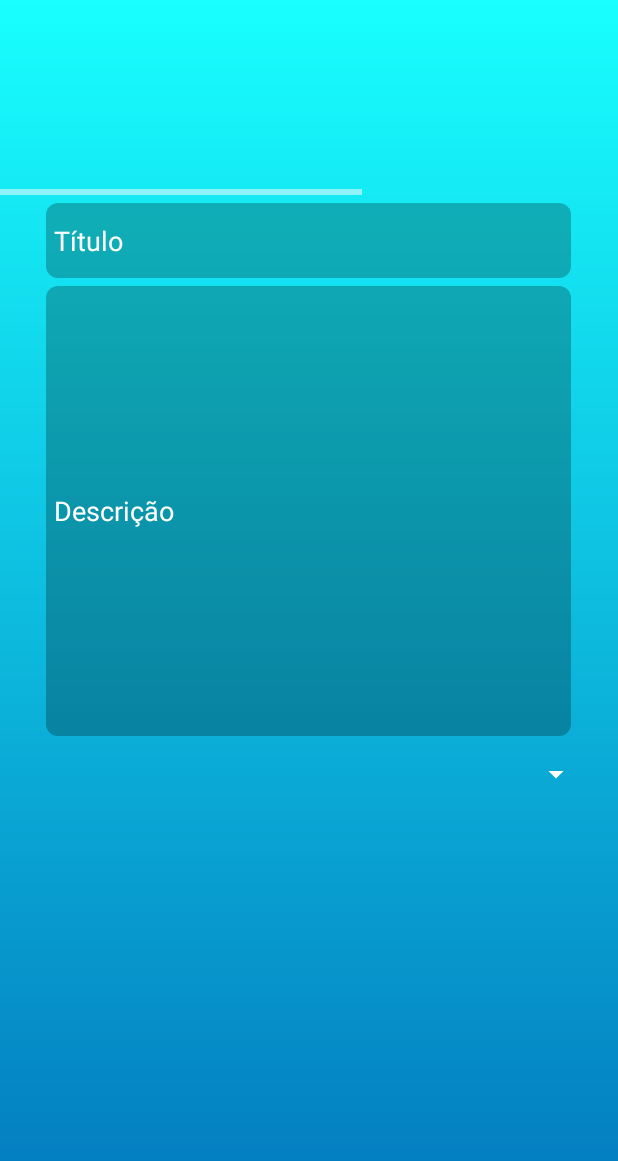
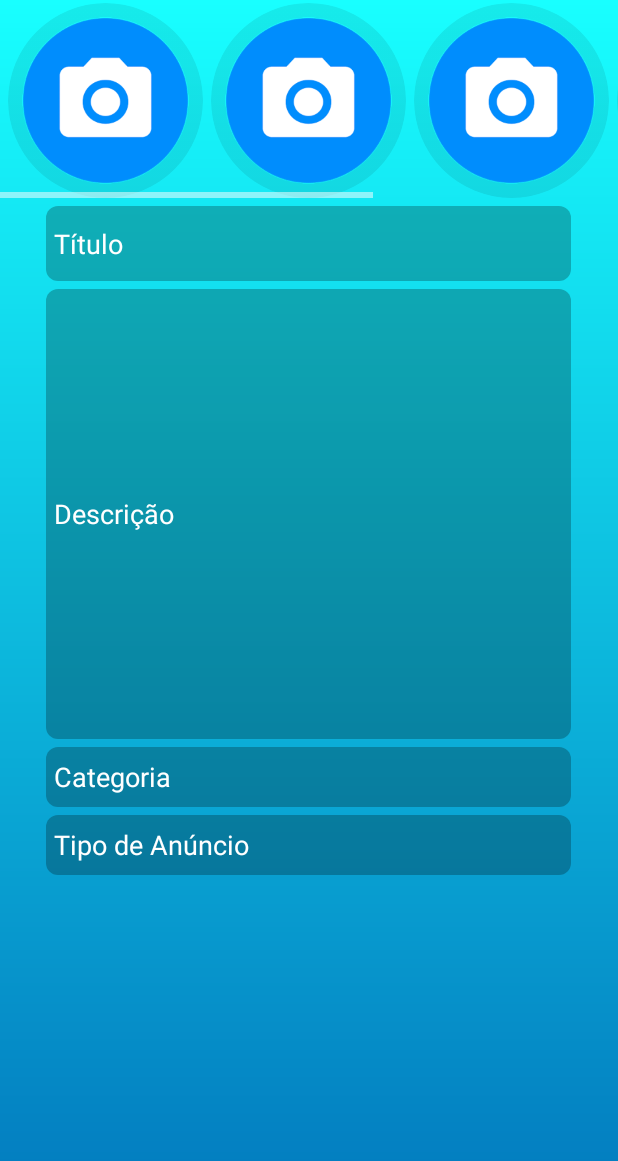
Before and after one commit to WenderGalan/Games-Exchange, an Android app: the NovoAnuncioActivity screen opened directly, with no data from a screen before it, on a phone screen of 412 x 824 dp. Shown: the top 1161 px of the screen. Run offline under Robolectric (Android 15) with nearby library versions, the phone set to English and light mode, and no system bars; our stand-ins replace CircleImageView.

Commit message:
Implementando a activity para inserção de anúncios

```diff
--- a/android/GamesExchange/app/src/main/java/gamesexchange/com/gamesexchange/activities/NovoAnuncioActivity.java
+++ b/android/GamesExchange/app/src/main/java/gamesexchange/com/gamesexchange/activities/NovoAnuncioActivity.java
@@ -9,6 +9,7 @@ import android.support.v7.app.AppCompatActivity;
 import android.os.Bundle;
 import android.util.Log;
 import android.view.View;
+import android.widget.AdapterView;
 import android.widget.EditText;
 import android.widget.Spinner;
 import android.widget.Toast;
@@ -16,6 +17,8 @@ import java.util.ArrayList;
 import java.util.List;
 import de.hdodenhof.circleimageview.CircleImageView;
 import gamesexchange.com.gamesexchange.R;
+import gamesexchange.com.gamesexchange.adapter.HintAdapter;
+import gamesexchange.com.gamesexchange.config.ListaItens;
 import gamesexchange.com.gamesexchange.model.Anuncio;
 
 public class NovoAnuncioActivity extends AppCompatActivity{
@@ -28,9 +31,12 @@ public class NovoAnuncioActivity extends AppCompatActivity{
     private CircleImageView imagem5;
     private EditText titulo;
     private EditText descricao;
-    private Spinner spinner;
+    private Spinner spinnerTipoDeAnuncio;
+    private Spinner spinnerCategoria;
     private List<String> imagesEncodedList;
     private String imageEncoded;
+    private List<String> listaTipoAnuncio;
+    private List<String> listaCategoria;
 
 
 
@@ -56,17 +62,92 @@ public class NovoAnuncioActivity extends AppCompatActivity{
         descricao = findViewById(R.id.textDescricao);
         //desabilita o campo
         //descricao.setEnabled(false);
-        spinner = findViewById(R.id.spinner);
 
-       /* List<String> list = new ArrayAdapter<String>();
-        list.add("Venda");
-        list.add("Troca");
-        list.add("Venda ou Troca");
-        ArrayAdapter<String> dataAdapter = new ArrayAdapter<String>(this, android.R.layout.simple_spinner_item, list);
-        dataAdapter.setDropDownViewResource(android.R.layout.simple_spinner_dropdown_item);
-        spinner.setAdapter(dataAdapter);
+        /**configuracao do Spinner Categoria**/
+        spinnerCategoria = findViewById(R.id.spinnerCategoria);
+        listaCategoria = ListaItens.getListaCategoria();
 
-        spinner.setOnItemSelectedListener(this);*/
+        //seta o adapter para consumir toda a lista menos o último item porque o mesmo é o hint da caixa de seleção
+        HintAdapter adapterCategoria = new HintAdapter(this, R.layout.spinner_item, listaCategoria);
+        adapterCategoria.setDropDownViewResource(android.R.layout.simple_spinner_dropdown_item);
+        spinnerCategoria.setAdapter(adapterCategoria);
+        spinnerCategoria.setSelection(adapterCategoria.getCount());
+
+
+        /**
+         *
+         * SETAR O SPINNER TIPO E COM ISSO CONSEGUIMOS UMA CATEGORIA E TIPO DO PRODUTO
+         *
+         * **/
+
+
+        //abrir outro spinner com as categorias desejadas
+        spinnerCategoria.setOnItemSelectedListener(new AdapterView.OnItemSelectedListener() {
+            @Override
+            public void onItemSelected(AdapterView<?> adapterView, View view, int i, long l) {
+                String resultado = listaCategoria.get(i).toString();
+                if (resultado.equals(listaCategoria.get(0).toString())){
+                    //clicou em videogames
+
+                }else if (resultado.equals(listaCategoria.get(1).toString())){
+                    //clicou em computadores e acessorios
+
+                }else if (resultado.equals(listaCategoria.get(2).toString())){
+                    //clicou em celulares e telefonia
+
+                }
+            }
+
+            @Override
+            public void onNothingSelected(AdapterView<?> adapterView) {
+                //Nenhum item foi selecionado
+            }
+        });
+
+
+
+        /**configuracao do spinner Tipo de Anuncio**/
+        spinnerTipoDeAnuncio = findViewById(R.id.spinnerTipoDeAnuncio);
+        listaTipoAnuncio = ListaItens.getListaTipoAnuncio();
+
+        //seta o adapter para consumir toda a lista menos o último item porque o mesmo é o hint da caixa de seleção
+        HintAdapter adapterAnuncio = new HintAdapter(this, R.layout.spinner_item, listaTipoAnuncio);
+        adapterAnuncio.setDropDownViewResource(android.R.layout.simple_spinner_dropdown_item);
+        spinnerTipoDeAnuncio.setAdapter(adapterAnuncio);
+        spinnerTipoDeAnuncio.setSelection(adapterAnuncio.getCount());
+
+
+
+
+
+
+
+
+
+
+
+
+
+
+
+
+
+
+
+        spinnerTipoDeAnuncio.setOnItemSelectedListener(new AdapterView.OnItemSelectedListener() {
+            @Override
+            public void onItemSelected(AdapterView<?> adapterView, View view, int i, long l) {
+                //aqui ele sempre entrara no ambos ou seja será o fluxo padrao
+                //listaSpinner.get(i) => pega o item que foi clicado
+
+            }
+
+            @Override
+            public void onNothingSelected(AdapterView<?> adapterView) {
+
+            }
+        });
+
 
 
 
--- /dev/null
+++ b/android/GamesExchange/app/src/main/java/gamesexchange/com/gamesexchange/adapter/HintAdapter.java
@@ -0,0 +1,42 @@
+package gamesexchange.com.gamesexchange.adapter;
+
+import android.content.Context;
+import android.widget.ArrayAdapter;
+
+import java.util.List;
+
+
+public class HintAdapter  extends ArrayAdapter<String> {
+
+
+    public HintAdapter(Context context, int resource) {
+        super(context, resource);
+    }
+
+    public HintAdapter(Context context, int resource, int textViewResourceId) {
+        super(context, resource, textViewResourceId);
+    }
+
+    public HintAdapter(Context context, int resource, String[] objects) {
+        super(context, resource, objects);
+    }
+
+    public HintAdapter(Context context, int resource, int textViewResourceId, String[] objects) {
+        super(context, resource, textViewResourceId, objects);
+    }
+
+    public HintAdapter(Context context, int resource, List<String> objects) {
+        super(context, resource, objects);
+    }
+
+    public HintAdapter(Context context, int resource, int textViewResourceId, List<String> objects) {
+        super(context, resource, textViewResourceId, objects);
+    }
+
+    @Override
+    public int getCount() {
+        // don't display last item. It is used as hint.
+        int count = super.getCount();
+        return count > 0 ? count - 1 : count;
+    }
+}
--- a/android/GamesExchange/app/src/main/res/layout/activity_novo_anuncio.xml
+++ b/android/GamesExchange/app/src/main/res/layout/activity_novo_anuncio.xml
@@ -22,6 +22,7 @@
                 android:layout_height="match_parent">
 
                 <LinearLayout
+                    android:layout_marginTop="2dp"
                     android:layout_width="wrap_content"
                     android:layout_height="wrap_content"
                     android:orientation="horizontal">
@@ -40,7 +41,7 @@
                         android:layout_weight="1"
                         android:onClick="adicionarImagem"
                         app:civ_border_color="#FF000000"
-                        app:civ_border_width="1dp" />
+                        android:src="@drawable/ic_camera"/>
 
                     <de.hdodenhof.circleimageview.CircleImageView
                         android:id="@+id/imageViewCircle2"
@@ -49,12 +50,11 @@
                         android:layout_alignEnd="@+id/textTitulo"
                         android:layout_alignRight="@+id/textTitulo"
                         android:layout_below="@+id/textTitulo"
-                        android:layout_marginLeft="5dp"
                         android:layout_marginRight="5dp"
                         android:layout_weight="1"
                         android:onClick="adicionarImagem"
-                        app:civ_border_color="#FF000000"
-                        app:civ_border_width="1dp" />
+                        android:src="@drawable/ic_camera"
+                        app:civ_border_color="#FF000000"/>
 
                     <de.hdodenhof.circleimageview.CircleImageView
                         android:id="@+id/imageViewCircle3"
@@ -63,12 +63,11 @@
                         android:layout_alignEnd="@+id/textTitulo"
                         android:layout_alignRight="@+id/textTitulo"
                         android:layout_below="@+id/textTitulo"
-                        android:layout_marginLeft="5dp"
                         android:layout_marginRight="5dp"
                         android:layout_weight="1"
                         android:onClick="adicionarImagem"
                         app:civ_border_color="#FF000000"
-                        app:civ_border_width="1dp" />
+                        android:src="@drawable/ic_camera"/>
 
                     <de.hdodenhof.circleimageview.CircleImageView
                         android:id="@+id/imageViewCircle4"
@@ -77,12 +76,11 @@
                         android:layout_alignEnd="@+id/textTitulo"
                         android:layout_alignRight="@+id/textTitulo"
                         android:layout_below="@+id/textTitulo"
-                        android:layout_marginLeft="5dp"
                         android:layout_marginRight="5dp"
                         android:layout_weight="1"
                         android:onClick="adicionarImagem"
                         app:civ_border_color="#FF000000"
-                        app:civ_border_width="1dp" />
+                        android:src="@drawable/ic_camera"/>
 
                     <de.hdodenhof.circleimageview.CircleImageView
                         android:id="@+id/imageViewCircle5"
@@ -91,12 +89,11 @@
                         android:layout_alignEnd="@+id/textTitulo"
                         android:layout_alignRight="@+id/textTitulo"
                         android:layout_below="@+id/textTitulo"
-                        android:layout_marginLeft="5dp"
                         android:layout_marginRight="5dp"
                         android:layout_weight="1"
                         android:onClick="adicionarImagem"
                         app:civ_border_color="#FF000000"
-                        app:civ_border_width="1dp" />
+                        android:src="@drawable/ic_camera"/>
                 </LinearLayout>
             </HorizontalScrollView>
 
@@ -131,16 +128,33 @@
                 android:scrollHorizontally="false"
                 android:scrollbars="vertical"
                 android:textColor="@color/branco"
-                android:textColorHint="@color/branco" />
+                android:textColorHint="@color/branco"/>
 
             <Spinner
-                android:id="@+id/spinner"
-                android:layout_width="match_parent"
+                android:id="@+id/spinnerCategoria"
+                android:layout_width="350dp"
                 android:layout_height="40dp"
-                android:layout_below="@id/textDescricao"
-                android:layout_marginLeft="17dp"
-                android:layout_marginRight="17dp"
-                android:layout_marginTop="5dp" />
+                android:layout_alignLeft="@+id/textDescricao"
+                android:layout_alignStart="@+id/textDescricao"
+                android:layout_below="@+id/textDescricao"
+                android:layout_marginTop="5dp"
+                android:background="@drawable/fundo_caixa_texto"
+                android:paddingEnd="5dp"
+                android:paddingLeft="5dp"
+                android:paddingRight="5dp" />
+
+            <Spinner
+                android:id="@+id/spinnerTipoDeAnuncio"
+                android:layout_width="350dp"
+                android:layout_height="40dp"
+                android:layout_alignLeft="@+id/textDescricao"
+                android:layout_alignStart="@+id/textDescricao"
+                android:layout_below="@+id/spinnerCategoria"
+                android:layout_marginTop="5dp"
+                android:background="@drawable/fundo_caixa_texto"
+                android:paddingEnd="5dp"
+                android:paddingLeft="5dp"
+                android:paddingRight="5dp" />
 
 
         </RelativeLayout>
--- /dev/null
+++ b/android/GamesExchange/app/src/main/res/layout/spinner_item.xml
@@ -0,0 +1,7 @@
+<?xml version="1.0" encoding="utf-8"?>
+<TextView xmlns:android="http://schemas.android.com/apk/res/android"
+    android:id="@android:id/text1"
+    android:layout_width="match_parent"
+    android:layout_height="wrap_content"
+    android:textSize="18sp"
+    android:textColor="@color/branco"/>
--- a/android/GamesExchange/app/src/main/res/values/strings.xml
+++ b/android/GamesExchange/app/src/main/res/values/strings.xml
@@ -130,5 +130,7 @@
     <string name="title_notifications">Notifications</string>
     <string name="alterar_senha">Alterar senha</string>
     <string name="alterar_imagem">Clique na imagem para alterar</string>
+    <string name="tipoDeAnuncio">Tipo de Anúncio</string>
+
 
 </resources>
```
Also changed, not shown: android/GamesExchange/app/build.gradle (+7 -1 lines), android/GamesExchange/app/src/main/java/gamesexchange/com/gamesexchange/config/ListaItens.java (added, +93 -0 lines), android/GamesExchange/app/src/main/java/gamesexchange/com/gamesexchange/fragments/InicioFragment.java (+21 -1 lines), android/GamesExchange/app/src/main/res/drawable/oval_ripple.xml (added, +12 -0 lines), android/GamesExchange/app/src/main/res/layout/fragment_inicio.xml (+13 -0 lines), android/GamesExchange/build.gradle (+7 -1 lines), android/GamesExchange/app/src/main/res/drawable-hdpi/ic_action_add.png (added), android/GamesExchange/app/src/main/res/drawable-mdpi/ic_action_add.png (added), android/GamesExchange/app/src/main/res/drawable-xhdpi/ic_action_add.png (added), android/GamesExchange/app/src/main/res/drawable-xxhdpi/ic_action_add.png (added), android/GamesExchange/app/src/main/res/drawable-xxxhdpi/ic_action_add.png (added), android/GamesExchange/app/src/main/res/drawable/add.png (deleted).
